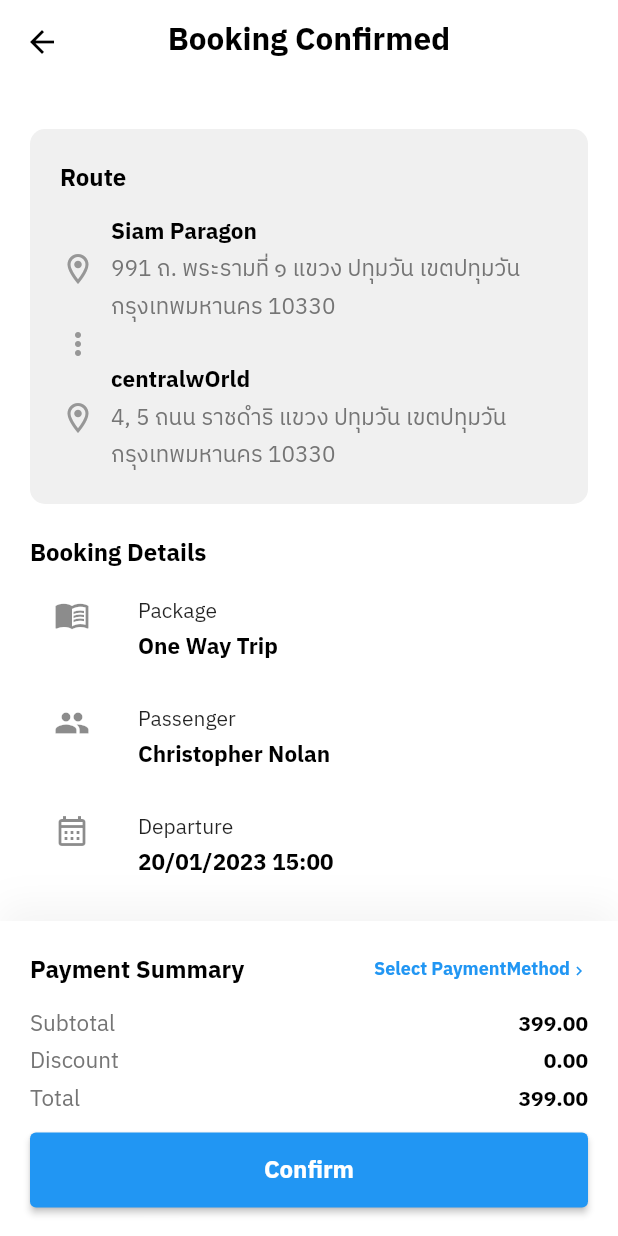
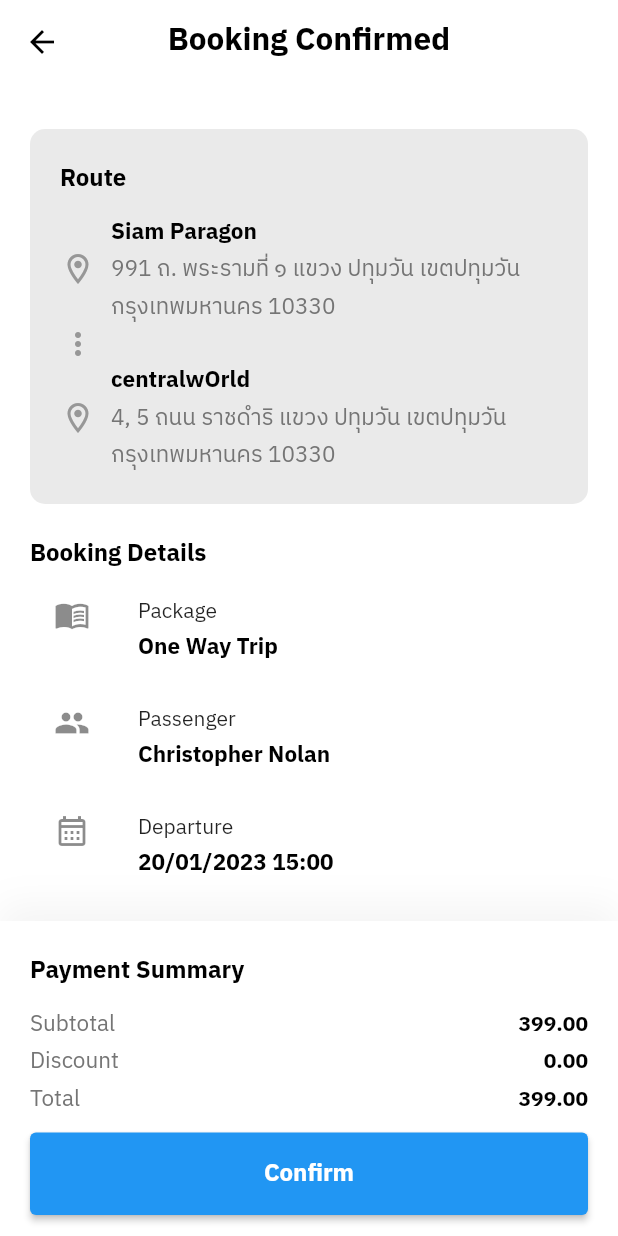
Before and after one commit to bunpotks/Flutter_Carbook, a Flutter app: the SumaryScreen screen opened by its route, on a phone screen of 412 x 824 dp. Run offline on Flutter 3.47's test engine with Material 2 defaults, Android fonts, the phone set to English and light mode, and no system bars; our stand-ins replace carousel_slider, flutter_local_notifications, flutter_svg, google_maps_flutter, location, lottie and 5 more; missing offline and left inert: google_maps_flutter_android, google_maps_flutter_platform_interface; accounts and stored records are empty; generated files the repository leaves out were written again.

Commit message:
update android

```diff
--- a/lib/screens/sumary/components/body.dart
+++ b/lib/screens/sumary/components/body.dart
@@ -26,7 +26,6 @@
               SizedBox(
                 height: 30,
               ),
-              RemarkField(),
               SizedBox(
                 height: 30,
               ),
@@ -44,7 +43,7 @@
         padding: const EdgeInsets.all(0.0),
         child: Container(
           decoration: BoxDecoration(
-              color: kSecondaryColor.withOpacity(0.15),
+              color: kSecondaryColor.withOpacity(0.2),
               borderRadius: BorderRadius.circular(10)),
           child: Padding(
             padding: const EdgeInsets.all(20.0),
@@ -185,62 +184,15 @@
       ]),
     );
   }
-
-  Widget RemarkField() {
-    return TextFormField(
-      decoration: InputDecoration(
-        labelText: 'หมายเหตุ',
-        hintText: 'ระบุหมายเหตุเพื่อบอกให้คนขับรถทราบ',
-        floatingLabelBehavior: FloatingLabelBehavior.always,
-        suffixIcon: Icon(
-          Icons.textsms_outlined,
-          color: Colors.grey,
-        ),
-      ),
-    );
-  }
 }
 
 class PaymentDetail extends StatelessWidget {
   const PaymentDetail({super.key});
 
   @override
-  // Widget build(BuildContext context) {
-  //   return Container(
-  //     // height: MediaQuery.of(context).size.height * 0.2,
-  //     decoration: BoxDecoration(color: Colors.white, boxShadow: [
-  //       BoxShadow(
-  //         offset: Offset(0, -10),
-  //         blurRadius: 20,
-  //         color: Color(0xFFDADADA).withOpacity(0.3),
-  //       ),
-  //     ]),
-  //     child: SafeArea(
-  //       top: true,
-  //       child: Column(
-  //         children: [
-  //           Text('111'),
-  //           Text('asdsd'),
-  //           Text('asdsd'),
-  //           Text('asdsd'),
-  //         ],
-  //       ),
-  //     ),
-  //   );
-  // }
   Widget build(BuildContext context) {
-    return SafeArea(bottom: false, child: PaymentDetails(context));
-  }
-
-  Future<void> _confirmSumary(context) async {
-    Navigator.pushNamedAndRemoveUntil(
-        context, SummarySuccess.routeName, ((Route<dynamic> route) => false));
-  }
-
-  Widget PaymentDetails(context) {
     return Container(
         height: 210,
-      width: double.infinity,
         decoration: BoxDecoration(color: Colors.white, boxShadow: [
           BoxShadow(
             offset: Offset(0, -10),
@@ -248,39 +200,26 @@
             color: Color(0xFFDADADA).withOpacity(0.3),
           ),
         ]),
-      child: Padding(
+        child: SafeArea(top: true, child: PaymentDetails(context)));
+  }
+
+  Widget PaymentDetails(context) {
+    return Padding(
       padding: const EdgeInsets.fromLTRB(20, 20, 20, 0),
+      child: Container(
         child: Column(
           children: [
             Container(
+                width: double.infinity,
                 child: Column(
                   children: [
                     Row(
-                  mainAxisAlignment: MainAxisAlignment.spaceBetween,
                       children: [
                         Text('Payment Summary',
                             style: TextStyle(
                                 fontWeight: FontWeight.bold,
                                 fontSize: 16,
-                            color: Colors.black)),
-                    GestureDetector(
-                      onTap: () => print('selectPatmet'),
-                      child: Row(
-                        crossAxisAlignment: CrossAxisAlignment.center,
-                        children: [
-                          Text('Select PaymentMethod',
-                              style: TextStyle(
-                                  fontSize: 12,
-                                  color: kPrimaryColor,
-                                  fontWeight: FontWeight.bold)),
-                          Icon(
-                            Icons.chevron_right,
-                            size: 12,
-                            color: kPrimaryColor,
-                          )
-                        ],
-                      ),
-                    )
+                                color: Colors.black))
                       ],
                     ),
                     SizedBox(
@@ -325,10 +264,13 @@
                   ],
                 )),
             Container(
-                height: 50,
                 width: double.infinity,
+                height: getProportionateScreenWidth(50),
                 child: ElevatedButton(
-                  onPressed: () => _confirmSumary(context),
+                  onPressed: () => Navigator.pushNamedAndRemoveUntil(
+                      context,
+                      SummarySuccess.routeName,
+                      ((Route<dynamic> route) => false)),
                   child: Text(
                     'Confirm',
                     style: TextStyle(fontSize: 16),
```
Also changed, not shown: 2 other files. Lines whose indentation alone changed are shown as unchanged.
